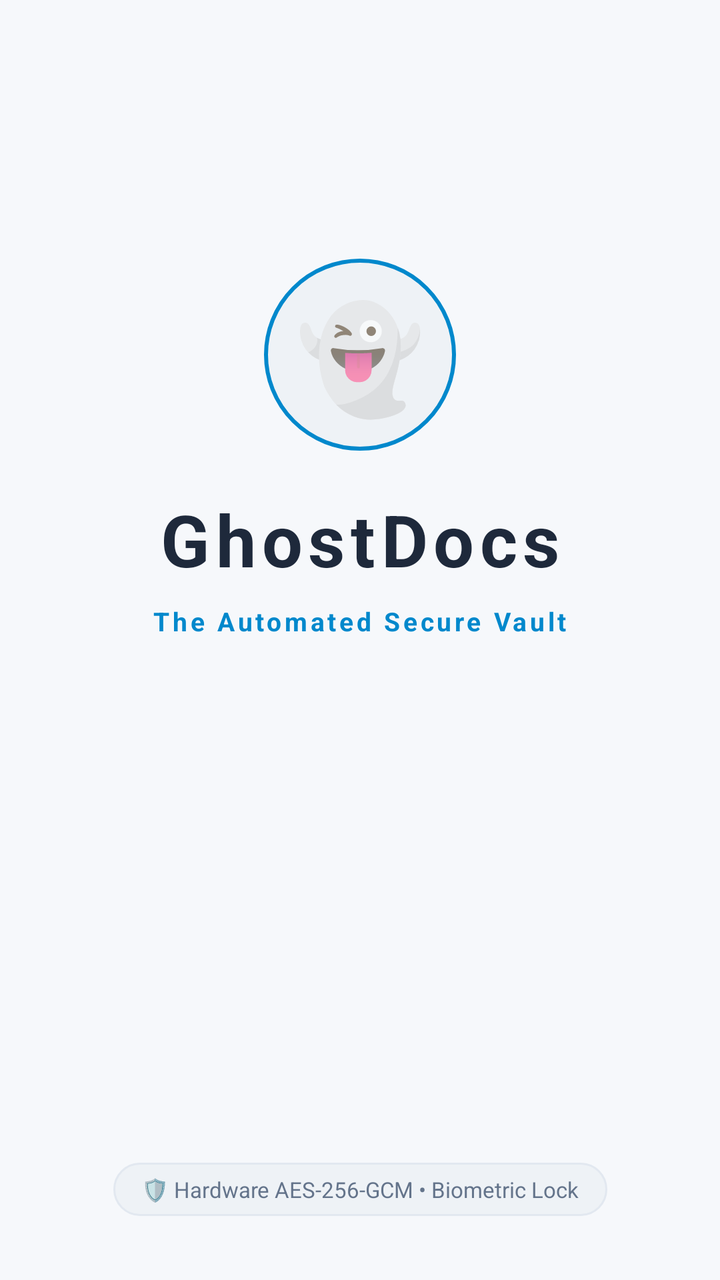
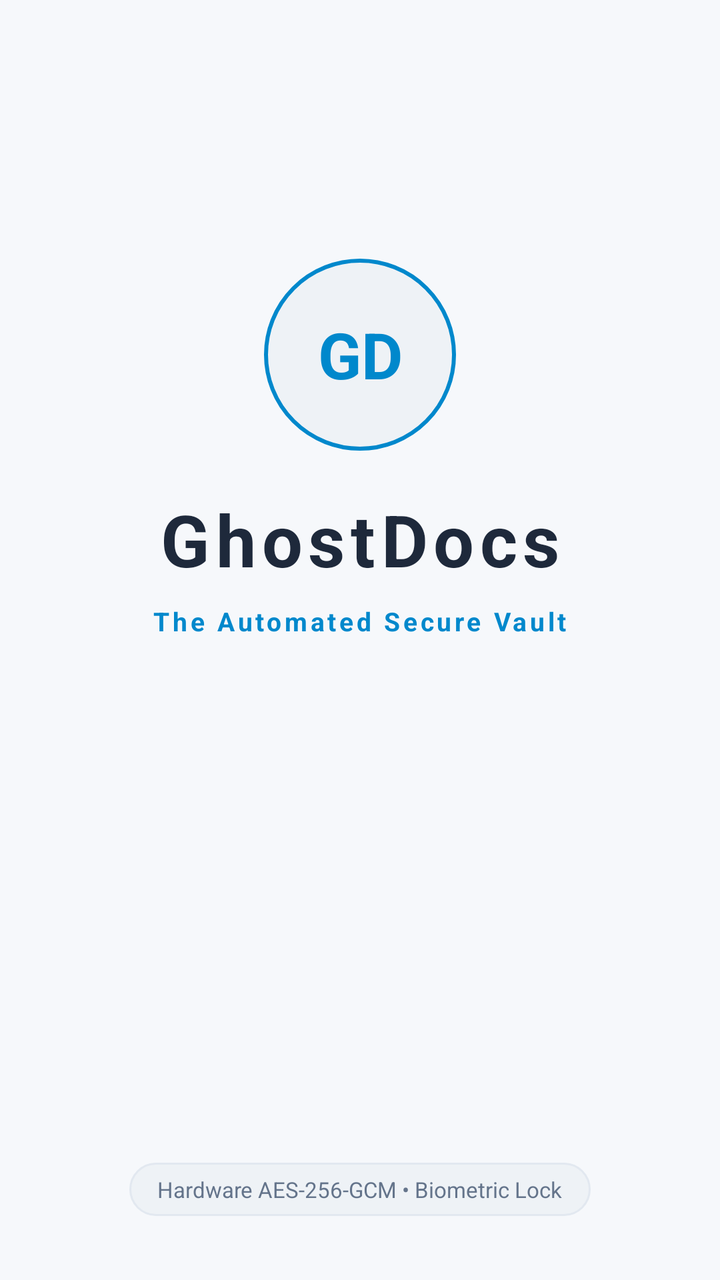

An Android layout rendered at two revisions. The XML below is the earlier revision; the diff shows what the commit changed to produce the second picture.
<!-- AndroidManifest.xml: activity theme Theme.GhostDocs.Splash -->
<!-- res/layout/activity_launch.xml -->
<?xml version="1.0" encoding="utf-8"?>
<androidx.constraintlayout.widget.ConstraintLayout
    xmlns:android="http://schemas.android.com/apk/res/android"
    xmlns:app="http://schemas.android.com/apk/res-auto"
    xmlns:tools="http://schemas.android.com/tools"
    android:layout_width="match_parent"
    android:layout_height="match_parent"
    android:background="@color/ghostDarkBg"
    tools:context=".activities.LaunchActivity">

    
    <TextView
        android:id="@+id/tv_ghost_icon"
        android:layout_width="96dp"
        android:layout_height="96dp"
        android:background="@drawable/bg_brand_circle"
        android:gravity="center"
        android:text="👻"
        android:textSize="52sp"
        app:layout_constraintBottom_toTopOf="@id/tv_app_name"
        app:layout_constraintEnd_toEndOf="parent"
        app:layout_constraintStart_toStartOf="parent"
        app:layout_constraintTop_toTopOf="parent"
        app:layout_constraintVertical_bias="0.40"
        app:layout_constraintVertical_chainStyle="packed" />

    
    <TextView
        android:id="@+id/tv_app_name"
        android:layout_width="wrap_content"
        android:layout_height="wrap_content"
        android:layout_marginTop="20dp"
        android:letterSpacing="0.08"
        android:text="@string/app_name"
        android:textColor="@color/ghostOnSurface"
        android:textSize="36sp"
        android:textStyle="bold"
        app:layout_constraintBottom_toTopOf="@id/tv_tagline"
        app:layout_constraintEnd_toEndOf="parent"
        app:layout_constraintStart_toStartOf="parent"
        app:layout_constraintTop_toBottomOf="@id/tv_ghost_icon" />

    
    <TextView
        android:id="@+id/tv_tagline"
        android:layout_width="wrap_content"
        android:layout_height="wrap_content"
        android:layout_marginTop="8dp"
        android:letterSpacing="0.12"
        android:text="@string/app_tagline"
        android:textColor="@color/ghostPrimary"
        android:textSize="13sp"
        android:textStyle="bold"
        app:layout_constraintBottom_toTopOf="@id/progress_indicator"
        app:layout_constraintEnd_toEndOf="parent"
        app:layout_constraintStart_toStartOf="parent"
        app:layout_constraintTop_toBottomOf="@id/tv_app_name" />

    
    <ProgressBar
        android:id="@+id/progress_indicator"
        style="?android:attr/progressBarStyleSmall"
        android:layout_width="32dp"
        android:layout_height="32dp"
        android:layout_marginTop="36dp"
        android:indeterminateTint="@color/ghostPrimary"
        app:layout_constraintBottom_toTopOf="@id/tv_security_badge"
        app:layout_constraintEnd_toEndOf="parent"
        app:layout_constraintStart_toStartOf="parent"
        app:layout_constraintTop_toBottomOf="@id/tv_tagline" />

    
    <TextView
        android:id="@+id/tv_security_badge"
        android:layout_width="wrap_content"
        android:layout_height="wrap_content"
        android:layout_marginBottom="32dp"
        android:background="@drawable/bg_status_badge"
        android:paddingHorizontal="14dp"
        android:paddingVertical="6dp"
        android:text="🛡️ Hardware AES-256-GCM • Biometric Lock"
        android:textColor="@color/ghostOnSurfaceMuted"
        android:textSize="11sp"
        app:layout_constraintBottom_toBottomOf="parent"
        app:layout_constraintEnd_toEndOf="parent"
        app:layout_constraintStart_toStartOf="parent" />

</androidx.constraintlayout.widget.ConstraintLayout>
<!-- resources referenced by this layout -->
<resources>
  <color name="ghostDarkBg">#F6F8FB</color>
  <color name="ghostOnSurface">#1E293B</color>
  <color name="ghostOnSurfaceMuted">#64748B</color>
  <color name="ghostPrimary">#0088CC</color>
  <!-- drawable bg_brand_circle (drawable) -->
  <?xml version="1.0" encoding="utf-8"?>
  <shape xmlns:android="http://schemas.android.com/apk/res/android"
      android:shape="oval">
      <solid android:color="@color/ghostSurfaceVariant" />
      <stroke
          android:width="2dp"
          android:color="@color/ghostPrimary" />
  </shape>
  <!-- drawable bg_status_badge (drawable) -->
  <?xml version="1.0" encoding="utf-8"?>
  <shape xmlns:android="http://schemas.android.com/apk/res/android"
      android:shape="rectangle">
      <solid android:color="@color/ghostSurfaceVariant" />
      <stroke
          android:width="1dp"
          android:color="@color/ghostDivider" />
      <corners android:radius="16dp" />
  </shape>
  <string name="app_name">GhostDocs</string>
  <string name="app_tagline">The Automated Secure Vault</string>
  <style name="Theme.GhostDocs.Splash" parent="Theme.GhostDocs">
          <item name="android:windowFullscreen">false</item>
          <item name="android:windowDrawsSystemBarBackgrounds">true</item>
          <item name="android:windowBackground">@color/ghostDarkBg</item>
      </style>
  <color name="ghostSurfaceVariant">#EEF2F6</color>
  <color name="ghostDivider">#E2E8F0</color>
  <style name="Theme.GhostDocs" parent="Theme.MaterialComponents.DayNight.NoActionBar">
          
          <item name="colorPrimary">@color/ghostPrimary</item>
          <item name="colorPrimaryVariant">@color/ghostPrimaryVariant</item>
          <item name="colorOnPrimary">@color/ghostOnPrimary</item>
          <item name="colorSecondary">@color/ghostAccent</item>
          <item name="colorSecondaryVariant">@color/ghostAccentVariant</item>
          <item name="colorOnSecondary">@color/ghostOnPrimary</item>
          <item name="colorSurface">@color/ghostSurface</item>
          <item name="colorOnSurface">@color/ghostOnSurface</item>
          <item name="colorError">@color/ghostError</item>
  
          
          <item name="android:colorBackground">@color/ghostDarkBg</item>
          <item name="android:windowBackground">@color/ghostDarkBg</item>
  
          
          <item name="android:statusBarColor">@color/statusBar</item>
          <item name="android:navigationBarColor">@color/navBar</item>
          <item name="android:windowLightStatusBar">true</item>
          <item name="android:windowLightNavigationBar">true</item>
  
          
          <item name="android:fontFamily">sans-serif</item>
  
          
          <item name="colorControlHighlight">#200088CC</item>
      </style>
  <color name="ghostPrimaryVariant">#0073B0</color>
  <color name="ghostOnPrimary">#FFFFFF</color>
  <color name="ghostAccent">#E53935</color>
  <color name="ghostAccentVariant">#C62828</color>
  <color name="ghostSurface">#FFFFFF</color>
  <color name="ghostError">#EF4444</color>
  <color name="statusBar">#FFFFFF</color>
  <color name="navBar">#F6F8FB</color>
</resources>

<!-- the commit's change to res/layout/activity_launch.xml (unified diff, before → after) -->
@@ -15,8 +15,10 @@
         android:layout_height="96dp"
         android:background="@drawable/bg_brand_circle"
         android:gravity="center"
-        android:text="👻"
-        android:textSize="52sp"
+        android:text="GD"
+        android:textColor="@color/ghostPrimary"
+        android:textSize="32sp"
+        android:textStyle="bold"
         app:layout_constraintBottom_toTopOf="@id/tv_app_name"
         app:layout_constraintEnd_toEndOf="parent"
         app:layout_constraintStart_toStartOf="parent"
@@ -78,7 +80,7 @@
         android:background="@drawable/bg_status_badge"
         android:paddingHorizontal="14dp"
         android:paddingVertical="6dp"
-        android:text="🛡️ Hardware AES-256-GCM • Biometric Lock"
+        android:text="Hardware AES-256-GCM • Biometric Lock"
         android:textColor="@color/ghostOnSurfaceMuted"
         android:textSize="11sp"
         app:layout_constraintBottom_toBottomOf="parent"
